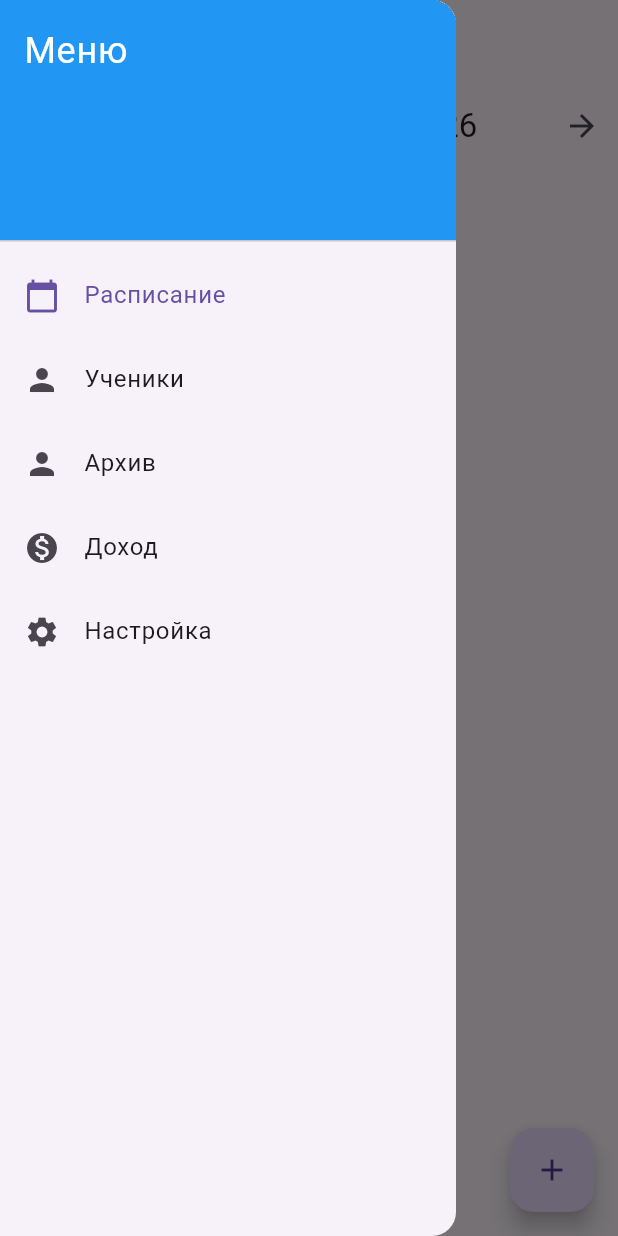
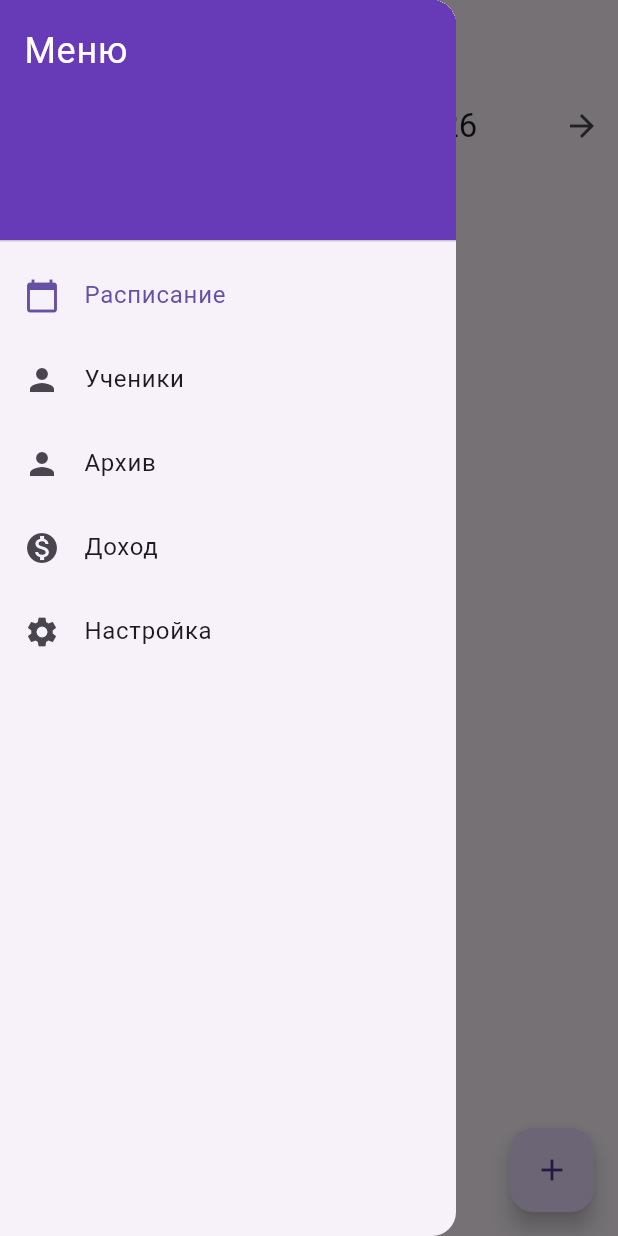
Before and after one commit to FairFire/repetitor3, a Flutter app: the screen it shows after launch, with the side drawer open, on a phone screen of 412 x 824 dp. Run offline on Flutter 3.47's test engine with Material 3 defaults, Android fonts, the phone set to English and light mode, and no system bars; our stand-ins replace file_picker, permission_handler, sqflite; accounts and stored records are empty.

Commit message:
Поправил Readme.md

```diff
--- a/lib/main.dart
+++ b/lib/main.dart
@@ -28,7 +28,7 @@ class MyApp extends StatelessWidget {
         GlobalWidgetsLocalizations.delegate,
         GlobalCupertinoLocalizations.delegate,
       ],
-      theme: ThemeData(primarySwatch: Colors.blue),
+      theme: ThemeData(primarySwatch: Colors.deepPurple),
       home: const MyHomePage(),
       debugShowCheckedModeBanner: false,
     );
@@ -80,7 +80,7 @@ class _MyHomePageState extends State<MyHomePage> {
           padding: EdgeInsets.zero,
           children: [
             const DrawerHeader(
-              decoration: BoxDecoration(color: Colors.blue),
+              decoration: BoxDecoration(color: Colors.deepPurple),
               child: Text(
                 'Меню',
                 style: TextStyle(color: Colors.white, fontSize: 24),
--- a/pubspec.yaml
+++ b/pubspec.yaml
@@ -1,7 +1,7 @@
 name: repetitor
 description: "A new Flutter project."
 publish_to: 'none'
-version: 0.1.3
+version: 0.1.4
 
 environment:
   sdk: ^3.10.0
@@ -32,6 +32,7 @@ flutter_launcher_icons:
   ios: true
   image_path: "assets/icon/icon_svetlana.png"
   remove_alpha_ios: true
+  background_color: "#8456f6"
 
 
 flutter:
```
Also changed, not shown: 2 other files.
